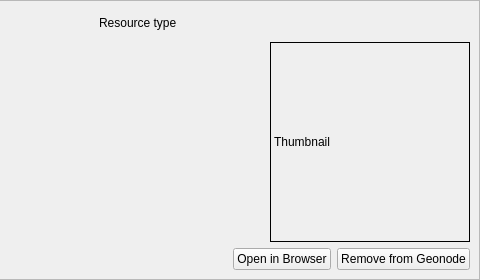
Before: the Qt Designer form src/qgis_geonode/ui/search_result_widget.ui in GeoNode/QGISGeoNodePlugin, drawn with Qt 5; both pictures show x 288 to 768 and y 0 to 280 of the 768 by 280 pixel window.
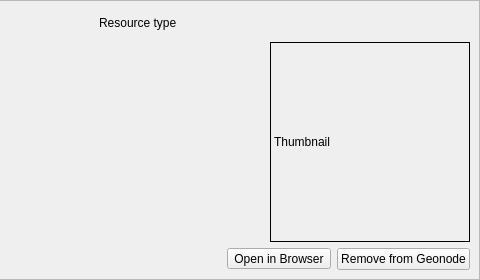
After: the same form once the commit is applied.

Patch:
```diff
--- a/src/qgis_geonode/ui/search_result_widget.ui
+++ b/src/qgis_geonode/ui/search_result_widget.ui
@@ -126,7 +126,7 @@
          </spacer>
         </item>
         <item>
-         <widget class="QPushButton" name="browser_btn">
+         <widget class="QToolButton" name="browser_btn">
           <property name="toolTip">
            <string>&lt;html&gt;&lt;head/&gt;&lt;body&gt;&lt;p&gt;Open resource in Browser&lt;/p&gt;&lt;/body&gt;&lt;/html&gt;</string>
           </property>
```
